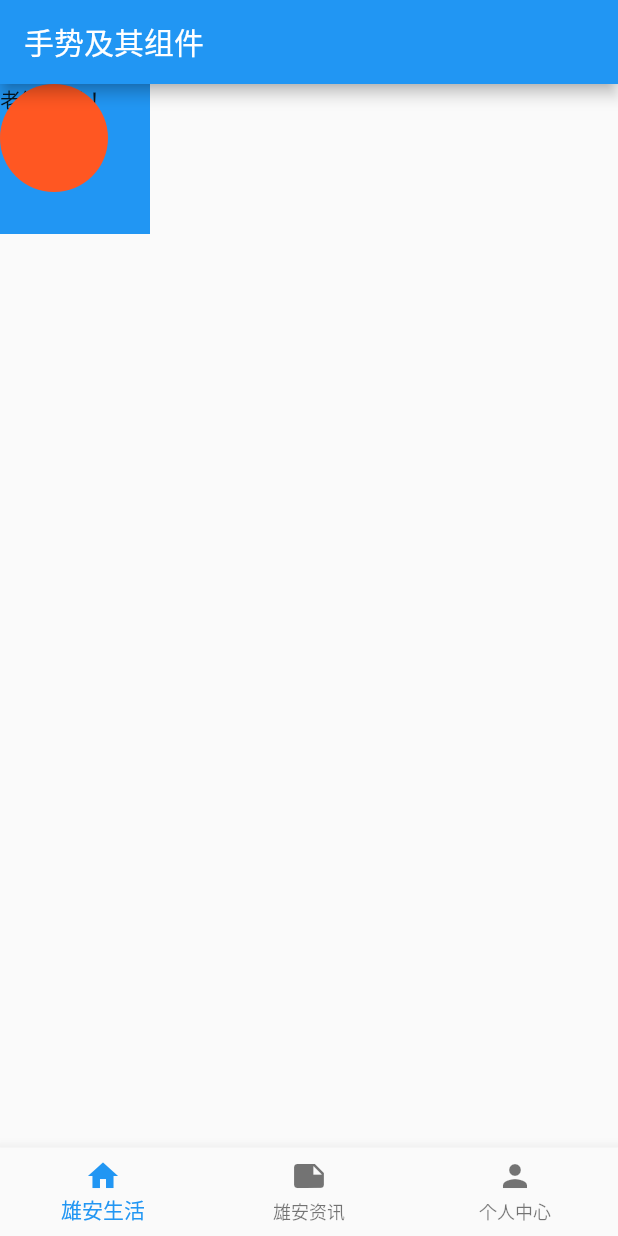
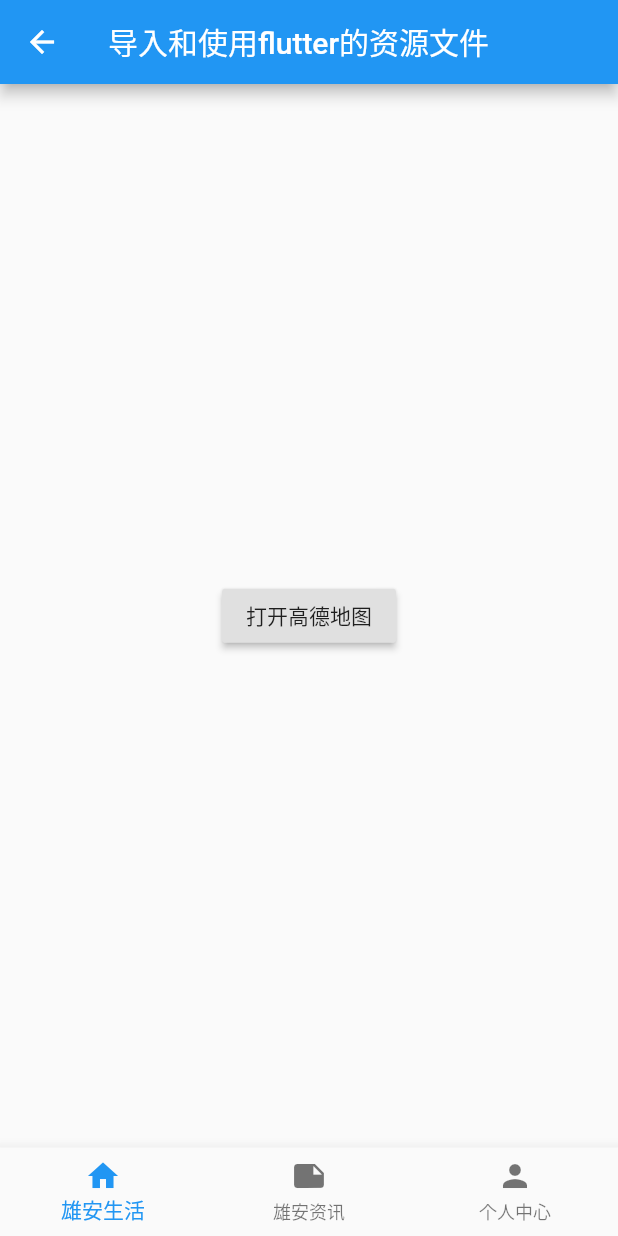
Before and after one commit to liuweicom/flutter_demo, a Flutter app: the screen it shows after launch, on a phone screen of 412 x 824 dp. Run offline on Flutter 3.47's test engine with Material 2 defaults, Android fonts, the phone set to English and light mode, and no system bars.

Commit message:
兼容androidX，如何打开第三方网页和android设备

```diff
--- /dev/null
+++ b/lib/dart_base/LaunchPage.dart
@@ -0,0 +1,96 @@
+import "package:flutter/material.dart";
+import 'package:url_launcher/url_launcher.dart';
+
+class ResourcePage extends StatelessWidget {
+  // This widget is the root of your application.
+  @override
+  Widget build(BuildContext context) {
+    return MaterialApp(
+      title: '导入和使用flutter的资源文件',
+      theme: ThemeData(
+        primarySwatch: Colors.blue,
+      ),
+      home: MyHomePage(title: '导入和使用flutter的资源文件'),
+    );
+  }
+}
+
+class MyHomePage extends StatefulWidget {
+  MyHomePage({Key key, this.title}) : super(key: key);
+
+  final String title;
+
+  @override
+  _MyHomePageState createState() => _MyHomePageState();
+}
+
+class _MyHomePageState extends State<MyHomePage> {
+  int tabIndex = 0;
+
+  @override
+  Widget build(BuildContext context) {
+    return Scaffold(
+      appBar: AppBar(
+        title: Text(widget.title),
+        leading: GestureDetector(
+          onTap: (){
+            Navigator.pop(context);
+          },
+          child: Icon(Icons.arrow_back),
+        ),
+      ),
+      body: Center(
+        child: Column(
+          mainAxisAlignment: MainAxisAlignment.center,
+          children: <Widget>[
+            RaisedButton(
+              onPressed: ()=> _openMap(),
+              child: Text("打开高德地图"),
+            ),
+          ],
+        ),
+      ),
+      bottomNavigationBar: BottomNavigationBar(
+        onTap: (index) {
+          print(index);
+          setState(() {
+            tabIndex = index;
+          });
+        },
+        currentIndex: tabIndex,
+        items: [
+          BottomNavigationBarItem(
+              icon: Icon(Icons.home, color: Colors.grey),
+              activeIcon: Icon(Icons.home, color: Colors.blue),
+              title: Text("雄安生活")),
+          BottomNavigationBarItem(icon: Icon(Icons.note), title: Text("雄安资讯")),
+          BottomNavigationBarItem(icon: Icon(Icons.person), title: Text("个人中心"))
+        ],
+      ),
+    );
+  }
+
+  _launchUrl(String url) async{
+    if(await canLaunch(url)){
+      await launch(url);
+    }else{
+      throw '无法打开网页${url}';
+    }
+  }
+
+  _openMap() async{
+//    const url = 'geo:52.32,4.917';//APP提供着提供的schema
+    const url = 'http://www.baidu.com';//APP提供着提供的schema
+    if(await canLaunch(url)){
+      await launch(url);
+    }else{
+      const url = 'http://maps.apple.com/?ll=52.32,4.917';
+      if(await canLaunch(url)){
+        await launch(url);
+      }else{
+        throw '无法打开网页${url}';
+      }
+    }
+  }
+
+}
--- /dev/null
+++ b/lib/dart_base/ResourcePage.dart
@@ -0,0 +1,96 @@
+import "package:flutter/material.dart";
+import 'package:url_launcher/url_launcher.dart';
+
+class ResourcePage extends StatelessWidget {
+  // This widget is the root of your application.
+  @override
+  Widget build(BuildContext context) {
+    return MaterialApp(
+      title: '导入和使用flutter的资源文件',
+      theme: ThemeData(
+        primarySwatch: Colors.blue,
+      ),
+      home: MyHomePage(title: '导入和使用flutter的资源文件'),
+    );
+  }
+}
+
+class MyHomePage extends StatefulWidget {
+  MyHomePage({Key key, this.title}) : super(key: key);
+
+  final String title;
+
+  @override
+  _MyHomePageState createState() => _MyHomePageState();
+}
+
+class _MyHomePageState extends State<MyHomePage> {
+  int tabIndex = 0;
+
+  @override
+  Widget build(BuildContext context) {
+    return Scaffold(
+      appBar: AppBar(
+        title: Text(widget.title),
+        leading: GestureDetector(
+          onTap: (){
+            Navigator.pop(context);
+          },
+          child: Icon(Icons.arrow_back),
+        ),
+      ),
+      body: Center(
+        child: Column(
+          mainAxisAlignment: MainAxisAlignment.center,
+          children: <Widget>[
+            RaisedButton(
+              onPressed: ()=> _openMap(),
+              child: Text("打开高德地图"),
+            ),
+          ],
+        ),
+      ),
+      bottomNavigationBar: BottomNavigationBar(
+        onTap: (index) {
+          print(index);
+          setState(() {
+            tabIndex = index;
+          });
+        },
+        currentIndex: tabIndex,
+        items: [
+          BottomNavigationBarItem(
+              icon: Icon(Icons.home, color: Colors.grey),
+              activeIcon: Icon(Icons.home, color: Colors.blue),
+              title: Text("雄安生活")),
+          BottomNavigationBarItem(icon: Icon(Icons.note), title: Text("雄安资讯")),
+          BottomNavigationBarItem(icon: Icon(Icons.person), title: Text("个人中心"))
+        ],
+      ),
+    );
+  }
+
+  _launchUrl(String url) async{
+    if(await canLaunch(url)){
+        await launch(url);
+    }else{
+      throw '无法打开网页${url}';
+    }
+  }
+
+  _openMap() async{
+//    const url = 'geo:52.32,4.917';//APP提供着提供的schema
+    const url = 'http://www.baidu.com';//APP提供着提供的schema
+    if(await canLaunch(url)){
+      await launch(url);
+    }else{
+      const url = 'http://maps.apple.com/?ll=52.32,4.917';
+      if(await canLaunch(url)){
+        await launch(url);
+      }else{
+        throw '无法打开网页${url}';
+      }
+    }
+  }
+
+}
--- a/lib/main.dart
+++ b/lib/main.dart
@@ -4,13 +4,16 @@ import "package:flutter_demo/dart_base/fullWidget.dart";
 import "package:flutter_demo/dart_base/flutter_layout_page.dart";
 import "package:flutter_demo/dart_base/routeWidget.dart";
 import "package:flutter_demo/dart_base/gesture_page.dart";
+import "package:flutter_demo/dart_base/ResourcePage.dart";
 
 //void main() => runApp(MyApp());
 //void main() => runApp(lessWidget());
 //void main() => runApp(fullWidget());
 //void main() => runApp(flutterLayoutPage());
 //void main() => runApp(routeWidget());
-void main() => runApp(gesture_page());
+//void main() => runApp(gesture_page());
+void main() => runApp(ResourcePage());
+
 
 class MyApp extends StatelessWidget {
   // This widget is the root of your application.
--- a/pubspec.yaml
+++ b/pubspec.yaml
@@ -23,7 +23,8 @@ dependencies:
   # The following adds the Cupertino Icons font to your application.
   # Use with the CupertinoIcons class for iOS style icons.
   cupertino_icons: ^0.1.2
-
+  url_launcher: ^5.0.2
+  image_picker: ^0.5.2
 dev_dependencies:
   flutter_test:
     sdk: flutter
```
Also changed, not shown: lib/dart_base/PhotoApp.dart (added, +13 -0 lines), pubspec.lock, 4 other files.
